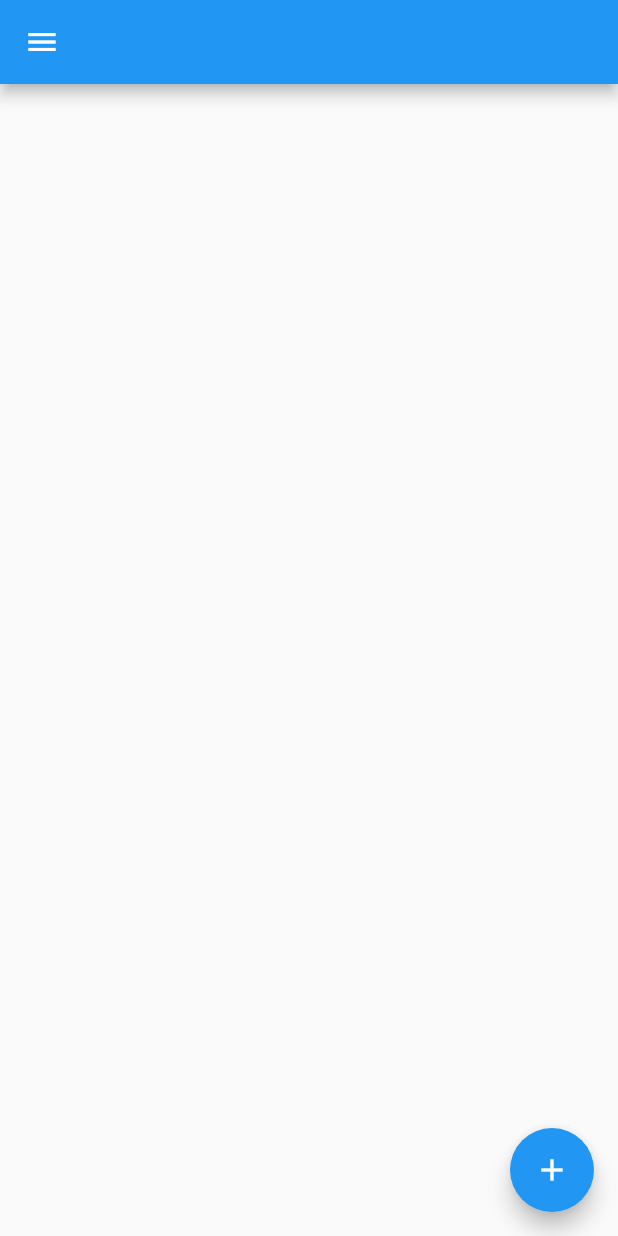
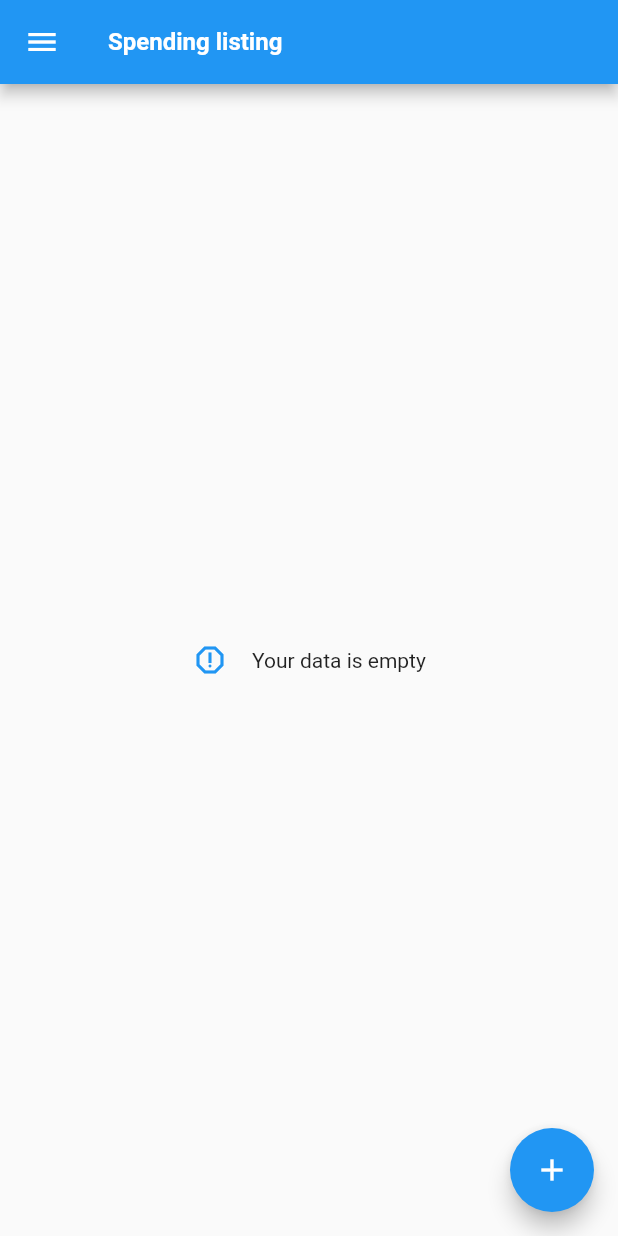
Before and after one commit to darknight1604/dani, a Flutter app: the HomeScreen screen opened by its route, in the side drawer, after a tap on the "add" icon, on a phone screen of 412 x 824 dp. Run offline on Flutter 3.47's test engine with Material 2 defaults, Android fonts, the phone set to English and light mode, and no system bars; our stand-ins replace bloc, cloud_firestore, dropdown_button2, easy_localization, equatable, firebase_core and 6 more; accounts and stored records are empty; generated files the repository leaves out were written again.

Commit message:
impl.spending listing

```diff
--- a/lib/core/constants.dart
+++ b/lib/core/constants.dart
@@ -33,4 +33,14 @@ class Constants {
   static Color borderColor = Colors.grey.shade400;
 
   static double iconSize = 24;
+
+  static List<BoxShadow> shadow = [
+    BoxShadow(
+      color: Colors.blueGrey,
+      offset: Offset(0, 1),
+      blurRadius: 1,
+    ),
+  ];
+
+  static const int maxLines = 3;
 }
--- a/lib/core/services/firestore_service.dart
+++ b/lib/core/services/firestore_service.dart
@@ -4,6 +4,7 @@ import 'package:dani/core/repositories/remote/firestore_repository.dart';
 import 'package:dani/core/services/local_service.dart';
 
 import '../../features/login/domains/models/user.dart';
+import '../utils/firestore/firestore_query.dart';
 
 class FirestoreService {
   final FirestoreRepository firestoreRepository;
@@ -14,8 +15,27 @@ class FirestoreService {
     this.localService,
   );
 
-  Future<QuerySnapshot> getCollection(String collectionPath) async {
-    return await firestoreRepository.getCollection(collectionPath);
+  Future<QuerySnapshot> getCollection(
+    String collectionPath, {
+    List<FirestoreQuery>? queries,
+  }) async {
+    return await firestoreRepository.getCollection(collectionPath, queries);
+  }
+
+  Future<QuerySnapshot?> getCollectionByUser(String collectionPath) async {
+    User? user = await localService.getUser();
+    if (user == null) return null;
+    return await firestoreRepository.getCollection(
+      collectionPath,
+      [
+        FirestoreQueryEqualTo(
+          Constants.userEmail,
+          [
+            user.email ?? '',
+          ],
+        ),
+      ],
+    );
   }
 
   Future<bool> createDocument({
--- /dev/null
+++ b/lib/core/utils/converters/date_time_converter.dart
@@ -0,0 +1,18 @@
+import 'dart:convert';
+
+import 'package:dani/core/utils/string_util.dart';
+import 'package:json_annotation/json_annotation.dart';
+
+class DateTimeConverter implements JsonConverter<DateTime?, String?> {
+  const DateTimeConverter();
+  @override
+  DateTime? fromJson(String? json) {
+    if (StringUtil.isNullOrEmpty(json)) return null;
+    return DateTime.parse(json!);
+  }
+
+  @override
+  String? toJson(DateTime? object) {
+    return jsonEncode(object);
+  }
+}
--- /dev/null
+++ b/lib/core/widgets/empty_widget.dart
@@ -0,0 +1,33 @@
+import 'package:dani/core/constants.dart';
+import 'package:dani/core/utils/extensions/text_style_extension.dart';
+import 'package:dani/core/utils/text_theme_util.dart';
+import 'package:dani/gen/locale_keys.g.dart';
+import 'package:easy_localization/easy_localization.dart';
+import 'package:flutter/material.dart';
+
+class EmptyWidget extends StatelessWidget {
+  const EmptyWidget({super.key});
+
+  @override
+  Widget build(BuildContext context) {
+    return Center(
+      child: Row(
+        mainAxisSize: MainAxisSize.min,
+        children: [
+          Icon(
+            Icons.report_gmailerrorred_outlined,
+            size: Constants.iconSize,
+            color: Theme.of(context).primaryColor,
+          ),
+          SizedBox(
+            width: Constants.padding,
+          ),
+          Text(
+            tr(LocaleKeys.common_emptyData),
+            style: TextThemeUtil.instance.bodyLarge?.regular,
+          ),
+        ],
+      ),
+    );
+  }
+}
--- a/lib/features/home_screen/presentations/home_screen.dart
+++ b/lib/features/home_screen/presentations/home_screen.dart
@@ -2,6 +2,7 @@ import 'package:dani/core/app_route.dart';
 import 'package:dani/core/constants.dart';
 import 'package:dani/core/utils/extensions/text_style_extension.dart';
 import 'package:dani/core/widgets/my_btn.dart';
+import 'package:dani/features/spending/applications/spending_listing/spending_listing_bloc.dart';
 import 'package:dani/gen/locale_keys.g.dart';
 import 'package:easy_localization/easy_localization.dart';
 import 'package:flutter/material.dart';
@@ -32,13 +33,24 @@ class _HomeScreenState extends State<HomeScreen> {
           }
         },
         child: Scaffold(
-          appBar: AppBar(),
+          appBar: AppBar(
+            title: Text(
+              tr(LocaleKeys.spendingScreen_spendingListing),
+              style: TextThemeUtil.instance.titleMedium?.semiBold
+                  .copyWith(color: Colors.white),
+            ),
+          ),
           drawer: _MyDrawer(),
           body: SpendingListingScreen(),
           floatingActionButton: FloatingActionButton(
             onPressed: () {
               // Add your onPressed code here!
-              Navigator.pushNamed(context, AppRoute.spendingScreen).then((value) => null);
+              Navigator.pushNamed(context, AppRoute.spendingScreen)
+                  .then((value) {
+                GetIt.I
+                    .get<SpendingListingBloc>()
+                    .add(FetchSpendingListingEvent());
+              });
             },
             backgroundColor: Theme.of(context).primaryColor,
             child: const Icon(Icons.add),
--- a/lib/features/spending/applications/spending_listing/spending_listing_bloc.dart
+++ b/lib/features/spending/applications/spending_listing/spending_listing_bloc.dart
@@ -9,6 +9,7 @@ part 'spending_listing_state.dart';
 class SpendingListingBloc
     extends Bloc<SpendingListingEvent, SpendingListingState> {
   final SpendingService spendingService;
+
   SpendingListingBloc(
     this.spendingService,
   ) : super(SpendingListingInitial()) {
--- a/lib/features/spending/models/spending.dart
+++ b/lib/features/spending/models/spending.dart
@@ -1,5 +1,7 @@
 import 'package:equatable/equatable.dart';
 import 'package:json_annotation/json_annotation.dart';
+
+import '../../../core/utils/converters/date_time_converter.dart';
 part 'spending.g.dart';
 
 @JsonSerializable()
@@ -10,7 +12,17 @@ class Spending extends Equatable {
   final String? userEmail;
   final String? note;
 
-  Spending(this.id, this.cost, this.categoryId, this.userEmail, this.note);
+  @DateTimeConverter()
+  final DateTime? createdDate;
+
+  const Spending(
+    this.id,
+    this.cost,
+    this.categoryId,
+    this.userEmail,
+    this.note,
+    this.createdDate,
+  );
 
   factory Spending.fromJson(Map<String, dynamic> json) =>
       _$SpendingFromJson(json);
--- a/lib/features/spending/models/spending_request.dart
+++ b/lib/features/spending/models/spending_request.dart
@@ -6,12 +6,15 @@ class SpendingRequest {
   int cost;
   String? categoryId;
   String? note;
+  DateTime? createdDate;
 
   SpendingRequest({
     required this.cost,
     this.categoryId,
     this.note,
-  });
+  }) {
+    this.createdDate = DateTime.now();
+  }
 
   factory SpendingRequest.fromJson(Map<String, dynamic> json) =>
       _$SpendingRequestFromJson(json);
--- a/lib/features/spending/presentations/spending_listing_screen.dart
+++ b/lib/features/spending/presentations/spending_listing_screen.dart
@@ -1,14 +1,17 @@
 import 'package:dani/core/constants.dart';
+import 'package:dani/core/utils/extensions/date_time_extension.dart';
 import 'package:dani/core/utils/string_util.dart';
 import 'package:dani/core/utils/text_theme_util.dart';
 import 'package:dani/features/spending/models/spending.dart';
-import 'package:dani/gen/locale_keys.g.dart';
 import 'package:easy_localization/easy_localization.dart';
 import 'package:flutter/material.dart';
 import 'package:flutter_bloc/flutter_bloc.dart';
 import 'package:get_it/get_it.dart';
 
+import '../../../core/widgets/empty_widget.dart';
 import '../applications/spending_listing/spending_listing_bloc.dart';
+
+part './spending_item.dart';
 
 class SpendingListingScreen extends StatefulWidget {
   const SpendingListingScreen({super.key});
@@ -22,7 +25,7 @@ class _SpendingListingScreenState extends State<SpendingListingScreen> {
   Widget build(BuildContext context) {
     return Scaffold(
       body: BlocProvider<SpendingListingBloc>(
-        create: (context) => SpendingListingBloc(GetIt.I.get())
+        create: (context) => GetIt.I.get<SpendingListingBloc>()
           ..add(FetchSpendingListingEvent()),
         child: _ScreenBody(),
       ),
@@ -35,23 +38,10 @@ class _ScreenBody extends StatefulWidget {
   State<_ScreenBody> createState() => _ScreenBodyState();
 }
 
-class _ScreenBodyState extends State<_ScreenBody> with WidgetsBindingObserver {
-  @override
-  void initState() {
-    super.initState();
-    WidgetsBinding.instance.addObserver(this);
-    print(WidgetsBinding.instance.lifecycleState);
-  }
-
+class _ScreenBodyState extends State<_ScreenBody> {
   @override
   void didUpdateWidget(oldWidget) {
     super.didUpdateWidget(oldWidget);
-  }
-
-  @override
-  void didChangeAppLifecycleState(AppLifecycleState appLifecycleState) {
-    super.didChangeAppLifecycleState(appLifecycleState);
-    print(appLifecycleState);
   }
 
   @override
@@ -59,6 +49,9 @@ class _ScreenBodyState extends State<_ScreenBody> with WidgetsBindingObserver {
     return BlocBuilder<SpendingListingBloc, SpendingListingState>(
       builder: (context, state) {
         if (state is SpendingListingLoaded) {
+          if (state.listSpending.isEmpty) {
+            return EmptyWidget();
+          }
           List<Spending> listSpending = state.listSpending;
           return ListView.separated(
             padding: EdgeInsets.all(Constants.padding),
@@ -66,47 +59,8 @@ class _ScreenBodyState extends State<_ScreenBody> with WidgetsBindingObserver {
               height: Constants.spacingBetweenWidget,
             ),
             itemCount: listSpending.length,
-            itemBuilder: (_, index) => Container(
-              padding: EdgeInsets.all(Constants.padding),
-              decoration: BoxDecoration(
-                borderRadius: BorderRadius.circular(Constants.radius),
-                border: Border.all(color: Constants.borderColor),
-              ),
-              child: Column(
-                mainAxisSize: MainAxisSize.min,
-                crossAxisAlignment: CrossAxisAlignment.start,
-                children: [
-                  Row(
-                    children: [
-                      Text(
-                        '${tr(LocaleKeys.spendingScreen_cost)}: ',
-                        style: TextThemeUtil.instance.bodyLarge,
-                      ),
-                      Text(
-                        listSpending[index].cost.toString(),
-                        style: TextThemeUtil.instance.titleMedium,
-                      ),
-                    ],
-                  ),
-                  SizedBox(
-                    height: Constants.padding,
-                  ),
-                  Row(
-                    children: [
-                      Text(
-                        '${tr(LocaleKeys.common_note)}: ',
-                        style: TextThemeUtil.instance.bodyLarge,
-                      ),
-                      Text(
-                        StringUtil.isNullOrEmpty(listSpending[index].note)
-                            ? listSpending[index].note.toString()
-                            : Constants.empty,
-                        style: TextThemeUtil.instance.titleMedium,
-                      ),
-                    ],
-                  ),
-                ],
-              ),
+            itemBuilder: (_, index) => SpendingItem(
+              spending: listSpending[index],
             ),
           );
         }
--- a/lib/features/spending/services/spending_service.dart
+++ b/lib/features/spending/services/spending_service.dart
@@ -34,8 +34,9 @@ class SpendingService {
 
   Future<List<Spending>> getListSpending() async {
     List<Spending> listSpendingRequest = [];
-    QuerySnapshot querySnapshot =
-        await firestoreService.getCollection(_collectionSpending);
+    QuerySnapshot? querySnapshot =
+        await firestoreService.getCollectionByUser(_collectionSpending);
+    if (querySnapshot == null) return listSpendingRequest;
     querySnapshot.docs.forEach((element) {
       Map<String, dynamic> data = element.data() as Map<String, dynamic>;
       data[Constants.id] = element.id;
--- a/lib/features/spending/spending_di_container.dart
+++ b/lib/features/spending/spending_di_container.dart
@@ -1,6 +1,7 @@
 import 'package:dani/dependency_container.dart';
 import 'package:get_it/get_it.dart';
 
+import 'applications/spending_listing/spending_listing_bloc.dart';
 import 'services/spending_service.dart';
 
 class SpendingDiContainer extends DiContainer {
@@ -9,5 +10,8 @@ class SpendingDiContainer extends DiContainer {
     instance.registerLazySingleton<SpendingService>(
       () => SpendingService(instance.get()),
     );
+    instance.registerFactory<SpendingListingBloc>(
+      () => SpendingListingBloc(instance.get()),
+    );
   }
 }
--- a/lib/main.dart
+++ b/lib/main.dart
@@ -47,6 +47,7 @@ class MyApp extends StatelessWidget {
       initialRoute: AppRoute.initialRoute(AppConfig.instance),
       onGenerateRoute: AppRoute.onGenerateRoute,
       theme: ThemeData(
+        fontFamily: 'NotoSans',
         primaryColor: Colors.blue,
         textTheme: TextTheme(
           titleLarge: TextStyle(
```
Also changed, not shown: assets/translations/en.json (+5 -2 lines), assets/translations/vi.json (+5 -2 lines), lib/core/repositories/remote/firestore_repository.dart (+8 -1 lines), lib/core/utils/extensions/date_time_extension.dart (added, +11 -0 lines), lib/core/utils/firestore/firestore_query.dart (added, +37 -0 lines), lib/features/login/presentations/login_screen.dart (+1 -7 lines), lib/features/spending/presentations/spending_item.dart (added, +88 -0 lines), pubspec.lock.
